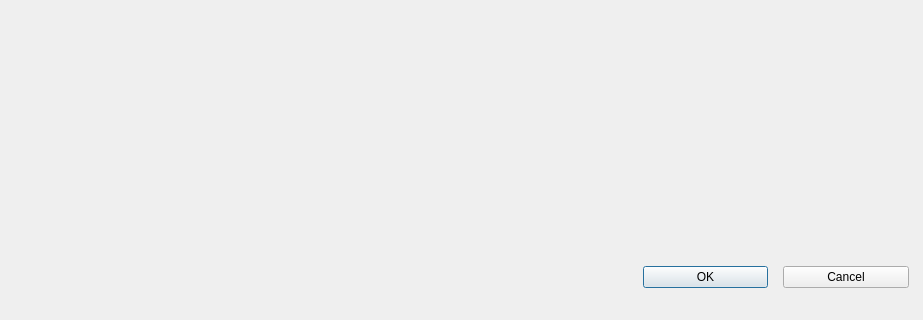
The window that src/DesignRuns/create_runs_dialog.ui (os-fpga/FOEDAG) describes before a commit, drawn with Qt 5; both pictures show x 0 to 923 and y 536 to 856 of the 923 by 856 pixel window.
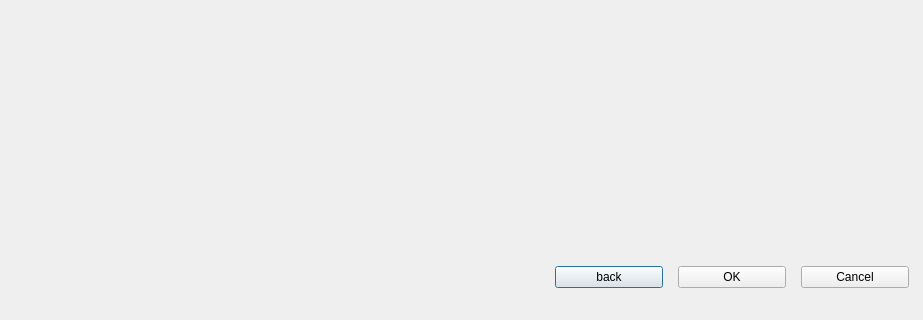
The same window after the commit.

```diff
--- a/src/DesignRuns/create_runs_dialog.ui
+++ b/src/DesignRuns/create_runs_dialog.ui
@@ -15,7 +15,7 @@
   </property>
   <layout class="QVBoxLayout" name="verticalLayout" stretch="90,10">
    <property name="spacing">
-    <number>10</number>
+    <number>0</number>
    </property>
    <property name="leftMargin">
     <number>0</number>
@@ -49,7 +49,7 @@
      </property>
      <layout class="QGridLayout" name="gridLayout">
       <item row="0" column="0">
-       <layout class="QHBoxLayout" name="horizontalLayout_3" stretch="50,10,10">
+       <layout class="QHBoxLayout" name="horizontalLayout_3" stretch="50,10,10,10">
         <property name="spacing">
          <number>15</number>
         </property>
@@ -72,6 +72,13 @@
           </property>
          </spacer>
         </item>
+        <item>
+         <widget class="QPushButton" name="m_btnBack">
+          <property name="text">
+           <string>back</string>
+          </property>
+         </widget>
+        </item>
         <item>
          <widget class="QPushButton" name="m_btnOK">
           <property name="text">
```
Left out of the diff: 15 changed lines with no effect on the pictures.
